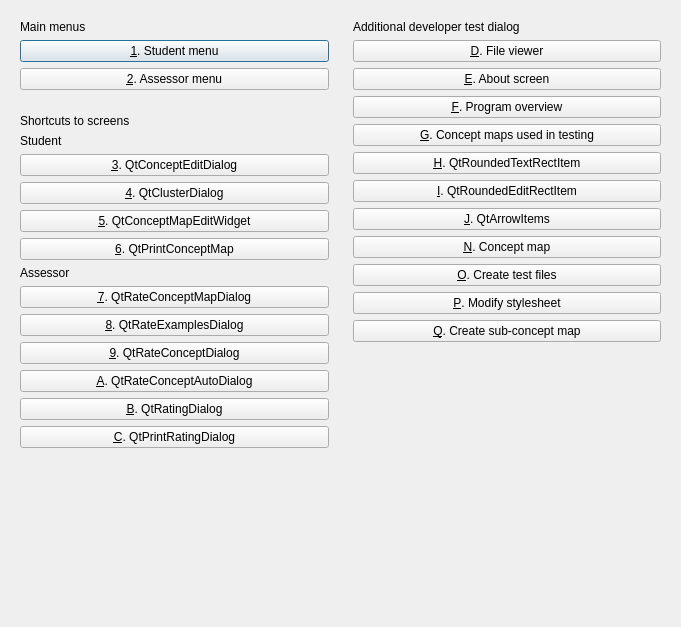
Qt form Projects/ProjectBrainweaver/qtpvdbmenudialog.ui (richelbilderbeek/ProjectRichelBilderbeek) before a commit.
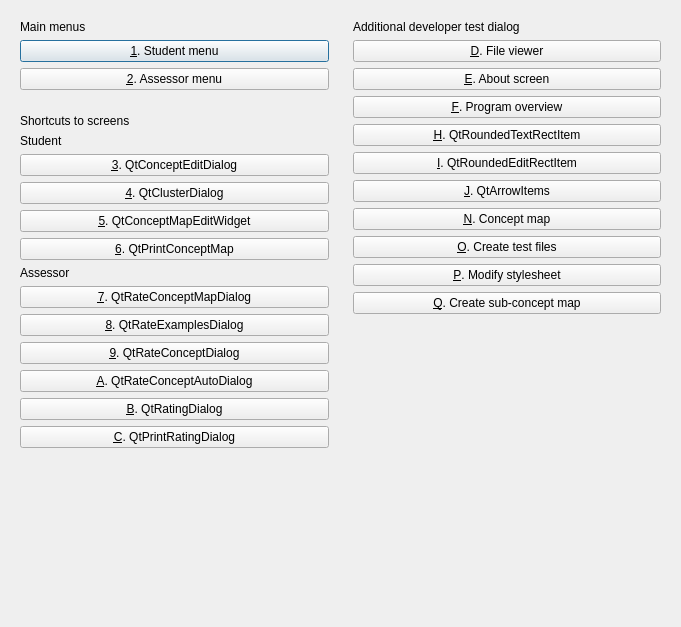
The same form after that commit. Icons and pictures are not drawn.

Patch:
```diff
--- a/Projects/ProjectBrainweaver/qtpvdbmenudialog.ui
+++ b/Projects/ProjectBrainweaver/qtpvdbmenudialog.ui
@@ -85,13 +85,6 @@
         </property>
        </widget>
       </item>
-      <item>
-       <widget class="QPushButton" name="button_view_test_concept_maps">
-        <property name="text">
-         <string>&amp;G. Concept maps used in testing</string>
-        </property>
-       </widget>
-      </item>
       <item>
        <widget class="QPushButton" name="button_test_qtroundedtextrectitem">
         <property name="text">
```
Left out of the diff: 1 changed line with no effect on the pictures.
